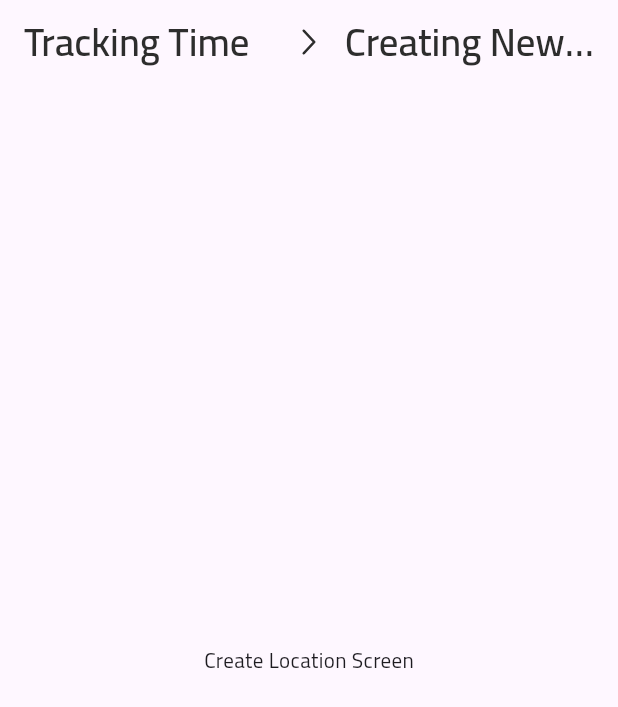
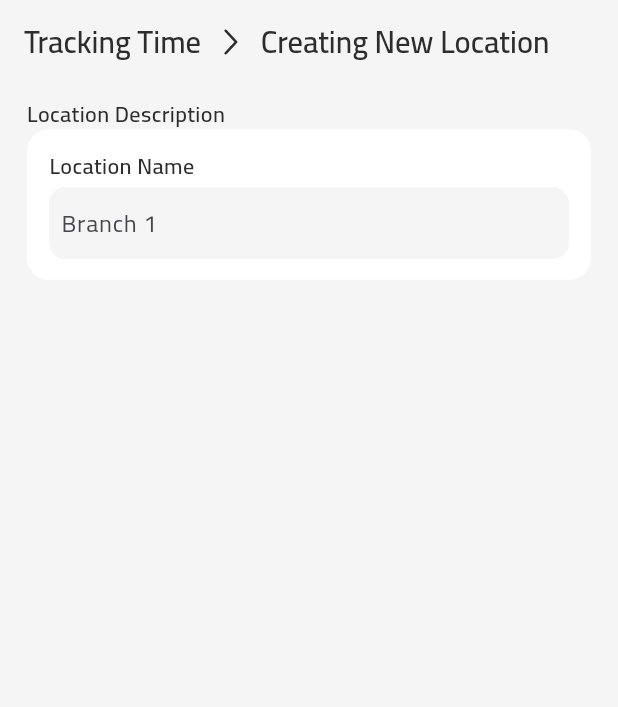
Before and after one commit to Ahmeddsanad/bayanatz_task, a Flutter app: the screen it shows after launch, on a phone screen of 412 x 824 dp. Shown: the top 707 px of the screen. Run offline on Flutter 3.47's test engine with Material 3 defaults, Android fonts, the phone set to English and light mode, and no system bars; our stand-ins replace flutter_bloc, flutter_screenutil, flutter_svg, get_it, logger.

Commit message:
- add some colors - add function to check mobile or tablet - build shared text form field

```diff
--- a/lib/core/constants/app_colors.dart
+++ b/lib/core/constants/app_colors.dart
@@ -1,5 +1,11 @@
 import 'package:flutter/material.dart';
 
 class AppColors {
+  // basic colors
+  static const Color white = Colors.white;
+  static const Color black = Colors.black;
+
+  // app specific colors
   static const Color grayTextColor = Color(0xFF2D2D2D);
+  static const Color lightModeBGColor = Color(0xFFF5F5F5);
 }
--- a/lib/core/constants/app_text_styles.dart
+++ b/lib/core/constants/app_text_styles.dart
@@ -1,11 +1,22 @@
 import 'package:bayanatz_task/core/constants/app_colors.dart';
 import 'package:bayanatz_task/core/constants/app_fonts.dart';
+import 'package:bayanatz_task/core/functions/check_mobile_or_tablet.dart';
 import 'package:flutter/material.dart';
 import 'package:flutter_screenutil/flutter_screenutil.dart';
 
 class AppTextStyle {
-  static TextStyle get semiBold28spGrayed => TextStyle(
-    fontSize: 28.sp,
+  static TextStyle semiBold28spGrayed(BuildContext context) => TextStyle(
+    fontSize: isTablet(context) ? 28.sp : 22.sp,
+    fontWeight: AppFontWeight.semiBold,
+    color: AppColors.grayTextColor,
+  );
+  static TextStyle semiBold16spGrayed(BuildContext context) => TextStyle(
+    fontSize: isTablet(context) ? 22.sp : 16.sp,
+    fontWeight: AppFontWeight.semiBold,
+    color: AppColors.grayTextColor,
+  );
+  static TextStyle semiBold22spGrayed(BuildContext context) => TextStyle(
+    fontSize: isTablet(context) ? 22.sp : 18.sp,
     fontWeight: AppFontWeight.semiBold,
     color: AppColors.grayTextColor,
   );
--- /dev/null
+++ b/lib/core/functions/check_mobile_or_tablet.dart
@@ -0,0 +1,11 @@
+import 'package:flutter/material.dart';
+
+bool isTablet(BuildContext context) {
+  final size = MediaQuery.of(context).size;
+  final diagonal = size.width * size.width + size.height * size.height;
+  return diagonal > 1100 * 1100;
+}
+
+ bool isMobile(BuildContext context) {
+  return !isTablet(context);
+}
--- /dev/null
+++ b/lib/core/widgets/custom_text_form_field.dart
@@ -0,0 +1,45 @@
+import 'package:bayanatz_task/core/constants/app_colors.dart';
+import 'package:flutter/material.dart';
+import 'package:flutter_screenutil/flutter_screenutil.dart';
+
+class CustomTextFormField extends StatelessWidget {
+  const CustomTextFormField({
+    required this.controller,
+    this.validator,
+    this.onFieldSubmitted,
+    super.key,
+    this.hintText,
+  });
+
+  final String? Function(String?)? validator;
+  final void Function(String)? onFieldSubmitted;
+  final TextEditingController controller;
+  final String? hintText;
+
+  @override
+  Widget build(BuildContext context) {
+    return TextFormField(
+      controller: controller,
+      validator:
+          validator ??
+          (value) {
+            if (value == null || value.isEmpty) {
+              return 'This field is required';
+            }
+            return null;
+          },
+      onFieldSubmitted: onFieldSubmitted,
+      decoration: InputDecoration(
+        border: InputBorder.none,
+        fillColor: AppColors.lightModeBGColor,
+        contentPadding: EdgeInsets.symmetric(horizontal: 4.w, vertical: 4.h),
+        filled: true,
+        enabledBorder: OutlineInputBorder(
+          borderRadius: BorderRadius.circular(12.r),
+          borderSide: BorderSide(color: AppColors.lightModeBGColor),
+        ),
+        hintText: hintText ?? 'hint text',
+      ),
+    );
+  }
+}
--- /dev/null
+++ b/lib/core/widgets/title_with_text_field.dart
@@ -0,0 +1,39 @@
+
+import 'package:bayanatz_task/core/constants/app_text_styles.dart';
+import 'package:bayanatz_task/core/functions/spacing.dart';
+import 'package:bayanatz_task/core/widgets/custom_text_form_field.dart';
+import 'package:flutter/material.dart';
+
+class TitleWithTextField extends StatelessWidget {
+  const TitleWithTextField({
+    required this.title,
+    required this.controller,
+    this.hintText,
+    this.onFieldSubmitted,
+    this.validator,
+    super.key,
+  });
+
+  final String? Function(String?)? validator;
+  final void Function(String)? onFieldSubmitted;
+  final String? hintText;
+  final TextEditingController controller;
+  final String title;
+
+  @override
+  Widget build(BuildContext context) {
+    return Column(
+      crossAxisAlignment: CrossAxisAlignment.start,
+      children: [
+        Text(title, style: AppTextStyle.semiBold16spGrayed(context)),
+        verticalSpace(4),
+        CustomTextFormField(
+          hintText: hintText,
+          controller: controller,
+          onFieldSubmitted: onFieldSubmitted,
+          validator: validator,
+        ),
+      ],
+    );
+  }
+}
--- a/lib/features/create_location/presentation/create_location_screen.dart
+++ b/lib/features/create_location/presentation/create_location_screen.dart
@@ -1,12 +1,10 @@
-import 'package:bayanatz_task/core/constants/app_assets.dart';
 import 'package:bayanatz_task/core/constants/app_colors.dart';
-import 'package:bayanatz_task/core/constants/app_fonts.dart';
 import 'package:bayanatz_task/core/constants/app_text_styles.dart';
 import 'package:bayanatz_task/core/functions/spacing.dart';
+import 'package:bayanatz_task/core/widgets/title_with_text_field.dart';
 import 'package:bayanatz_task/features/create_location/presentation/widgets/new_location_app_bar.dart';
 import 'package:flutter/material.dart';
 import 'package:flutter_screenutil/flutter_screenutil.dart';
-import 'package:flutter_svg/svg.dart';
 
 class CreateLocationScreen extends StatelessWidget {
   const CreateLocationScreen({super.key});
@@ -18,8 +16,41 @@ class CreateLocationScreen extends StatelessWidget {
         leadingWidth: 0,
         leading: SizedBox.shrink(),
         title: NewLocationAppBar(),
+        backgroundColor: AppColors.lightModeBGColor,
       ),
-      body: Center(child: Text('Create Location Screen')),
+      backgroundColor: AppColors.lightModeBGColor,
+      body: Padding(
+        padding: EdgeInsets.symmetric(horizontal: 18.w, vertical: 10.h),
+        child: Column(
+          crossAxisAlignment: CrossAxisAlignment.start,
+          children: [
+            Text(
+              'Location Description',
+              style: AppTextStyle.semiBold16spGrayed(context),
+            ),
+            IntrinsicHeight(
+              child: Container(
+                padding: EdgeInsets.symmetric(horizontal: 15.w, vertical: 15.h),
+                width: double.infinity,
+                decoration: BoxDecoration(
+                  color: AppColors.white,
+                  borderRadius: BorderRadius.circular(16.r),
+                ),
+                child: Column(
+                  crossAxisAlignment: CrossAxisAlignment.start,
+                  children: [
+                    TitleWithTextField(
+                      title: 'Location Name',
+                      controller: TextEditingController(),
+                      hintText: 'Branch 1',
+                    ),
+                  ],
+                ),
+              ),
+            ),
+          ],
+        ),
+      ),
     );
   }
 }
--- a/lib/features/create_location/presentation/widgets/new_location_app_bar.dart
+++ b/lib/features/create_location/presentation/widgets/new_location_app_bar.dart
@@ -1,5 +1,6 @@
 import 'package:bayanatz_task/core/constants/app_assets.dart';
 import 'package:bayanatz_task/core/constants/app_text_styles.dart';
+import 'package:bayanatz_task/core/functions/check_mobile_or_tablet.dart';
 import 'package:bayanatz_task/core/functions/spacing.dart';
 import 'package:flutter/material.dart';
 import 'package:flutter_screenutil/flutter_screenutil.dart';
@@ -14,21 +15,19 @@ class NewLocationAppBar extends StatelessWidget {
       mainAxisAlignment: MainAxisAlignment.start,
       crossAxisAlignment: CrossAxisAlignment.center,
       children: [
-        Expanded(
-          child: Text('Tracking Time', style: AppTextStyle.semiBold28spGrayed),
-        ),
-        horizontalSpace(10),
+        Text('Tracking Time', style: AppTextStyle.semiBold28spGrayed(context)),
+        horizontalSpace(isTablet(context) ? 10 : 6),
         SvgPicture.asset(
           AppAssetsData.arrowRightIcon,
           width: 28.w,
           height: 28.h,
           fit: BoxFit.fill,
         ),
-        horizontalSpace(10),
+        horizontalSpace(isTablet(context) ? 10 : 6),
         Expanded(
           child: Text(
             'Creating New Location',
-            style: AppTextStyle.semiBold28spGrayed,
+            style: AppTextStyle.semiBold28spGrayed(context),
           ),
         ),
       ],
```
